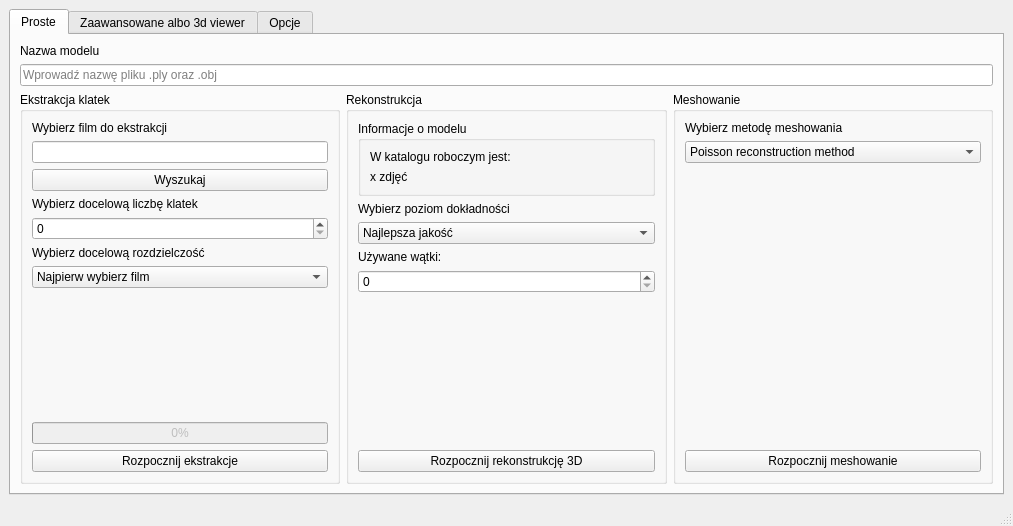
Arynski/Photogrammetry, file form.ui: the form before one commit.
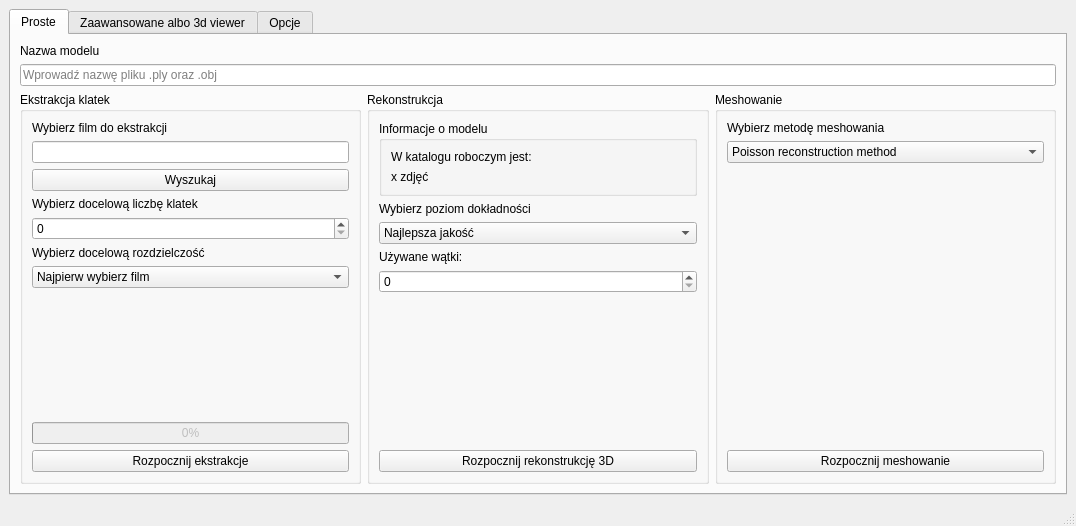
The form after the commit. The open tabs and pages were chosen to show the change.

Patch:
```diff
--- a/form.ui
+++ b/form.ui
@@ -6,7 +6,7 @@
    <rect>
     <x>0</x>
     <y>0</y>
-    <width>1013</width>
+    <width>1076</width>
     <height>526</height>
    </rect>
   </property>
```
Left out of the diff: 4 changed lines with no effect on the pictures.
